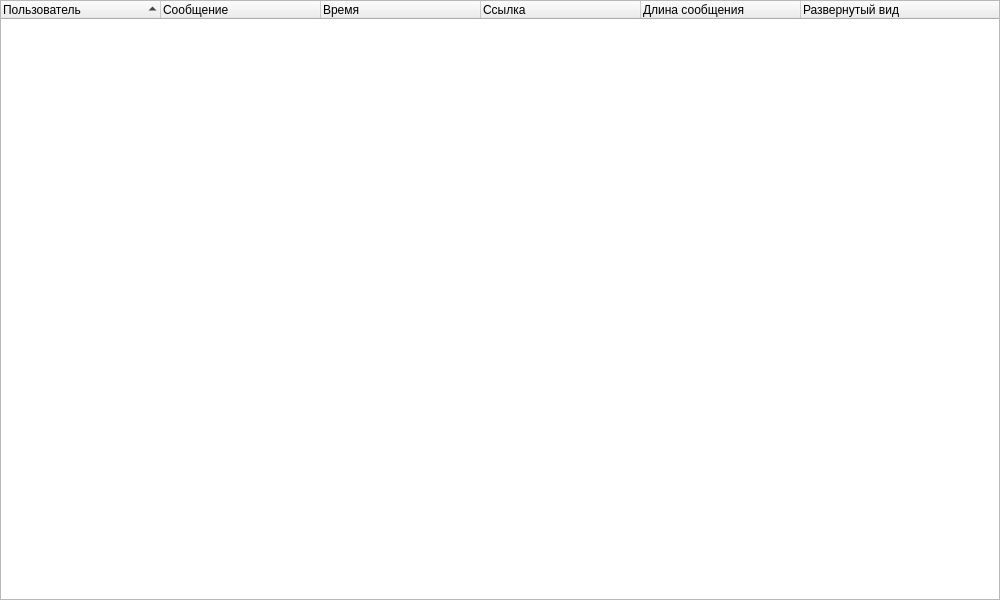
Above: ui/PreviewWin.ui from schischko-r/Course-Work-QT before the change. Below: the same form after it.
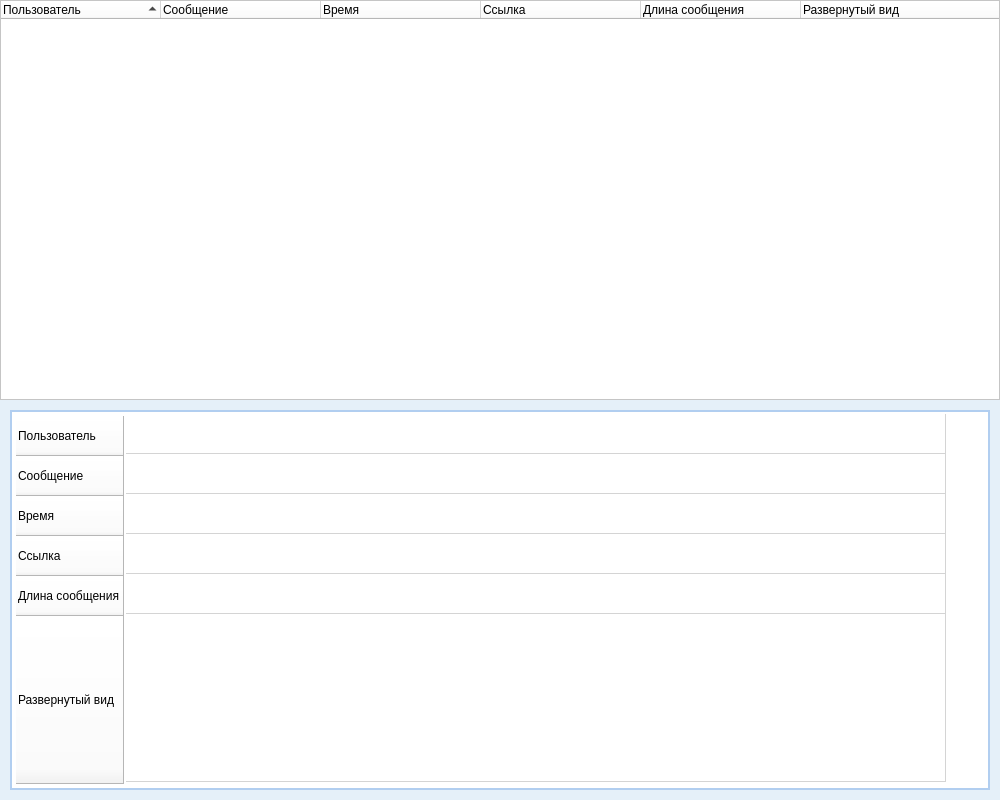
That is the form after the change.

```diff
--- a/ui/PreviewWin.ui
+++ b/ui/PreviewWin.ui
@@ -7,21 +7,40 @@
     <x>0</x>
     <y>0</y>
     <width>1000</width>
-    <height>600</height>
+    <height>800</height>
    </rect>
   </property>
+  <property name="minimumSize">
+   <size>
+    <width>1000</width>
+    <height>800</height>
+   </size>
+  </property>
+  <property name="maximumSize">
+   <size>
+    <width>1000</width>
+    <height>800</height>
+   </size>
+  </property>
   <property name="windowTitle">
    <string>Предпросмотр</string>
   </property>
+  <property name="styleSheet">
+   <string notr="true">background-color: rgb(229, 240, 249);</string>
+  </property>
   <widget class="QTreeWidget" name="treeWidget">
    <property name="geometry">
     <rect>
      <x>0</x>
      <y>0</y>
      <width>1000</width>
-     <height>600</height>
+     <height>400</height>
     </rect>
    </property>
+   <property name="styleSheet">
+    <string notr="true">background-color: rgb(255, 255, 255);
+</string>
+   </property>
    <property name="sortingEnabled">
     <bool>true</bool>
    </property>
@@ -65,6 +84,93 @@
     </property>
    </column>
   </widget>
+  <widget class="QFrame" name="frame">
+   <property name="geometry">
+    <rect>
+     <x>10</x>
+     <y>410</y>
+     <width>980</width>
+     <height>380</height>
+    </rect>
+   </property>
+   <property name="styleSheet">
+    <string notr="true">background-color: rgb(255, 255, 255);
+border: 2px solid rgb(177, 206, 240);
+</string>
+   </property>
+   <property name="frameShape">
+    <enum>QFrame::StyledPanel</enum>
+   </property>
+   <property name="frameShadow">
+    <enum>QFrame::Raised</enum>
+   </property>
+   <widget class="QTableWidget" name="tableWidget">
+    <property name="geometry">
+     <rect>
+      <x>2</x>
+      <y>2</y>
+      <width>976</width>
+      <height>376</height>
+     </rect>
+    </property>
+    <property name="styleSheet">
+     <string notr="true">border-color: rgb(255, 255, 255);</string>
+    </property>
+    <attribute name="horizontalHeaderVisible">
+     <bool>false</bool>
+    </attribute>
+    <attribute name="horizontalHeaderCascadingSectionResizes">
+     <bool>true</bool>
+    </attribute>
+    <attribute name="horizontalHeaderDefaultSectionSize">
+     <number>820</number>
+    </attribute>
+    <attribute name="verticalHeaderCascadingSectionResizes">
+     <bool>true</bool>
+    </attribute>
+    <attribute name="verticalHeaderDefaultSectionSize">
+     <number>40</number>
+    </attribute>
+    <attribute name="verticalHeaderStretchLastSection">
+     <bool>true</bool>
+    </attribute>
+    <row>
+     <property name="text">
+      <string>Пользователь</string>
+     </property>
+    </row>
+    <row>
+     <property name="text">
+      <string>Сообщение</string>
+     </property>
+    </row>
+    <row>
+     <property name="text">
+      <string>Время</string>
+     </property>
+    </row>
+    <row>
+     <property name="text">
+      <string>Ссылка</string>
+     </property>
+    </row>
+    <row>
+     <property name="text">
+      <string>Длина сообщения</string>
+     </property>
+    </row>
+    <row>
+     <property name="text">
+      <string>Развернутый вид</string>
+     </property>
+    </row>
+    <column>
+     <property name="text">
+      <string>Значение</string>
+     </property>
+    </column>
+   </widget>
+  </widget>
  </widget>
  <resources/>
  <connections/>
```
